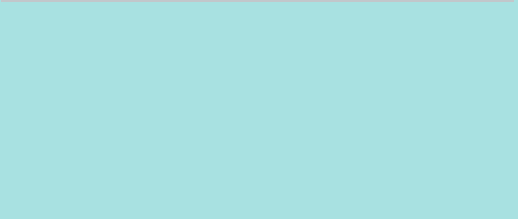
First picture: the form in VideoPlayer/creator/CreateCenter.ui, repository huizhang556/pc-video-player, before the edit.
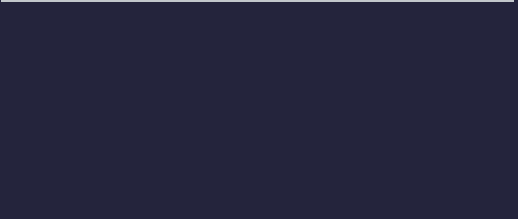
Second picture: the form after the edit. Custom widgets are drawn as their Qt base class.

```diff
--- a/VideoPlayer/creator/CreateCenter.ui
+++ b/VideoPlayer/creator/CreateCenter.ui
@@ -48,7 +48,8 @@
      <property name="styleSheet">
       <string notr="true">#frame_bgmask
 {
-background-color: #a8e1e1;
+color: white;
+background-color: rgb(36, 36, 60);
 }</string>
      </property>
      <property name="frameShape">
@@ -152,12 +153,8 @@
 
 QTabBar::tab 
 {
-background: qlineargradient(x1: 0, y1: 0, x2: 0, y2: 1,
-                                stop: 0 #E1E1E1, stop: 0.4 #DDDDDD,
-                                stop: 0.5 #D8D8D8, stop: 1.0 #D3D3D3);
-background-color: transparent;
+color: #ffffff;
 font: 400 16px &quot;微软雅黑&quot;;
-color: #27282f;
 border: 0px solid green;
 border-bottom-color: red;
 border-top-left-radius: 4px;
@@ -165,19 +162,21 @@
 min-width: 100px;
 min-height:36px;
 margin: 0px 1px;
+background-color: transparent;
 }
 
-QTabBar::tab:selected, QTabBar::tab:hover 
+QTabBar::tab:selected
 {
-background: qlineargradient(x1: 0, y1: 0, x2: 0, y2: 1,
-                                stop: 0 #fafafa, stop: 0.4 #f4f4f4,
-                                stop: 0.5 #e7e7e7, stop: 1.0 #fafafa);
-
-background-color: #fd78a7;
+color: #00ad87;
 font: 800 17px &quot;微软雅黑&quot;;
-color: #a17fc7;
+background-color: #3ed1fd;
 }
 
+QTabBar::tab:hover 
+{
+color: #00ad87;
+font: 800 17px &quot;微软雅黑&quot;;
+}
 
 QTabBar::tab:!selected 
 {
```
